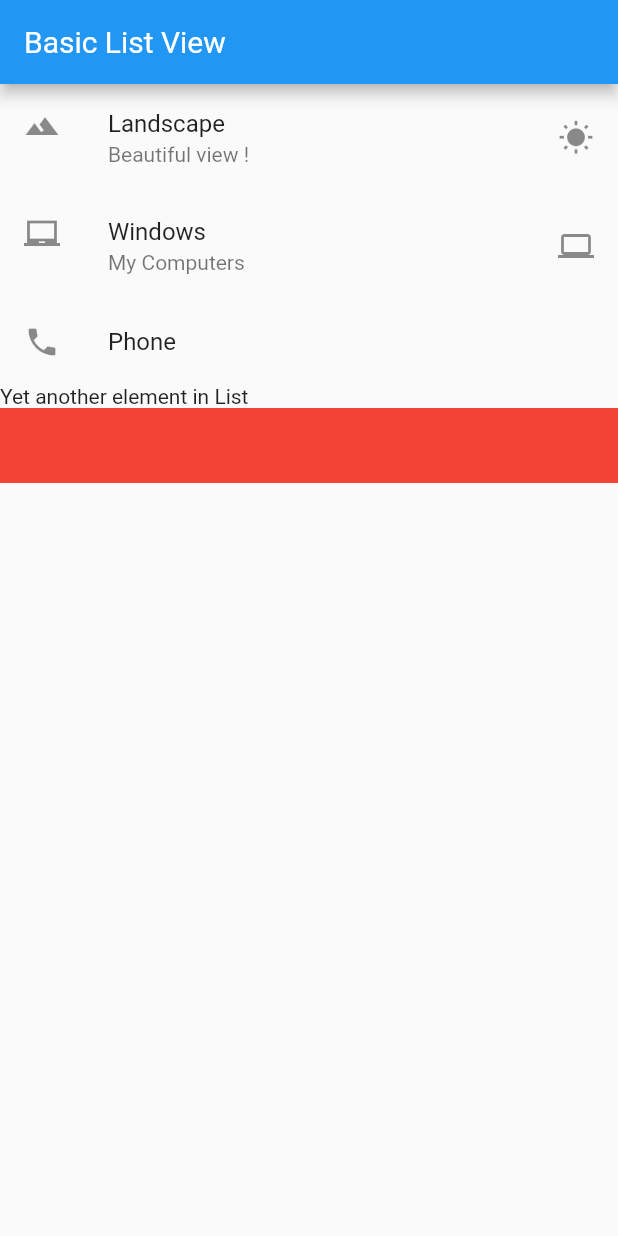
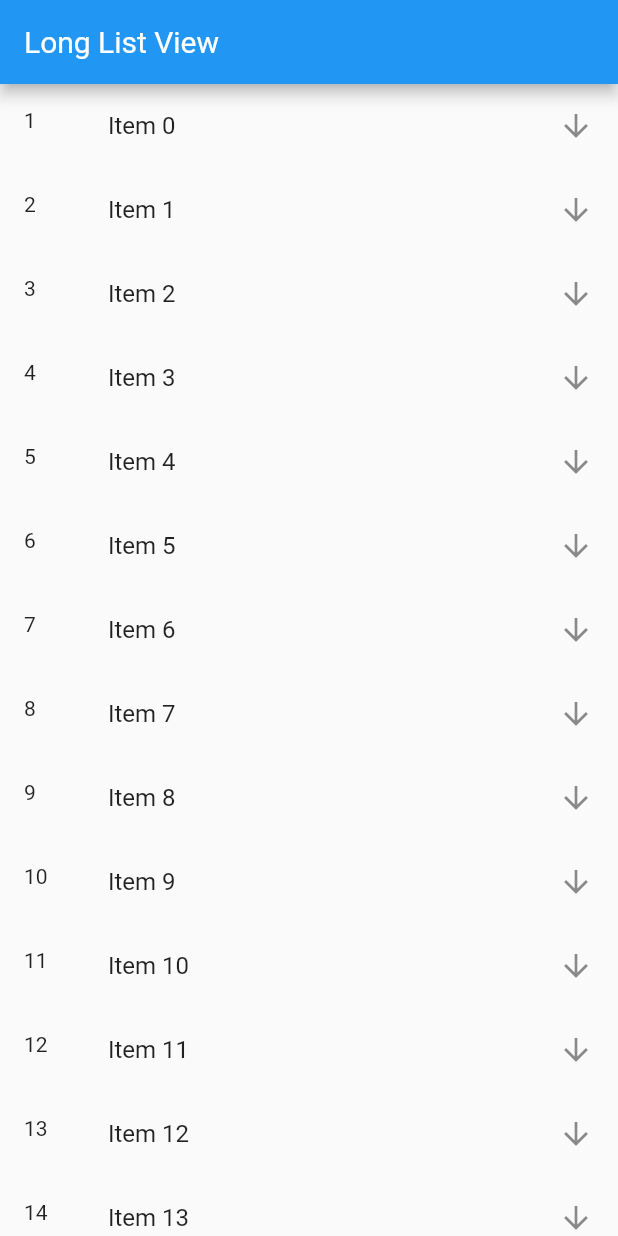
Before and after one commit to gitonga123/hundreds-days-of-code, a Flutter app: the screen it shows after launch, on a phone screen of 412 x 824 dp. Run offline on Flutter 3.47's test engine with Material 2 defaults, Android fonts, the phone set to English and light mode, and no system bars; our stand-ins replace flutter_spinkit, font_awesome_flutter.

Commit message:
Widget: ListView - Long List View - Dynamic List, Build List

```diff
--- a/flutter_app/lib/main.dart
+++ b/flutter_app/lib/main.dart
@@ -7,17 +7,14 @@ class MyHome extends StatelessWidget {
   @override
   Widget build(BuildContext context) {
     return MaterialApp(
-      title: "Exploring Flutter UI Widgets",
-      debugShowCheckedModeBanner: false,
-      home: Scaffold(
-        appBar: AppBar(
-          title: Text(
-            "Basic List View"
+        title: "Exploring Flutter UI Widgets",
+        debugShowCheckedModeBanner: false,
+        home: Scaffold(
+          appBar: AppBar(
+            title: Text("Long List View"),
           ),
-        ),
-        body: getListView(),
-      )
-    );
+          body: getLongListView(),
+        ));
   }
 }
 
@@ -52,3 +49,30 @@ Widget getListView() {
   );
   return listView;
 }
+
+List<String> getListElements() {
+  var items = List<String>.generate(1000, (counter) => "Item $counter");
+
+  return items;
+}
+
+Widget getLongListView() {
+  var items = getListElements();
+  var listView = ListView.builder(
+    itemCount: items.length,
+    itemBuilder: (BuildContext context, int index) {
+      return ListTile(
+        leading: Text((index + 1).toString()),
+        title: Text(items[index]),
+        trailing: Icon(Icons.arrow_downward),
+        onTap: () {
+          debugPrint(
+            "Item Number ${items[index]} was tapped"
+          );
+        },
+      );
+    },
+  );
+
+  return listView;
+}
```
